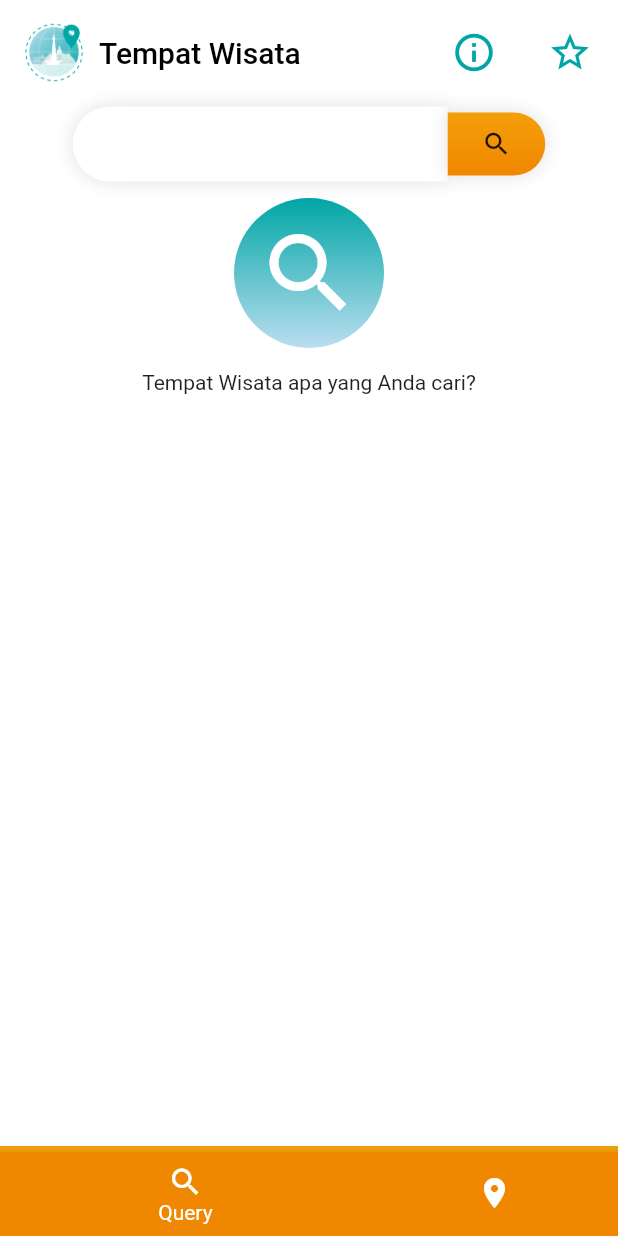
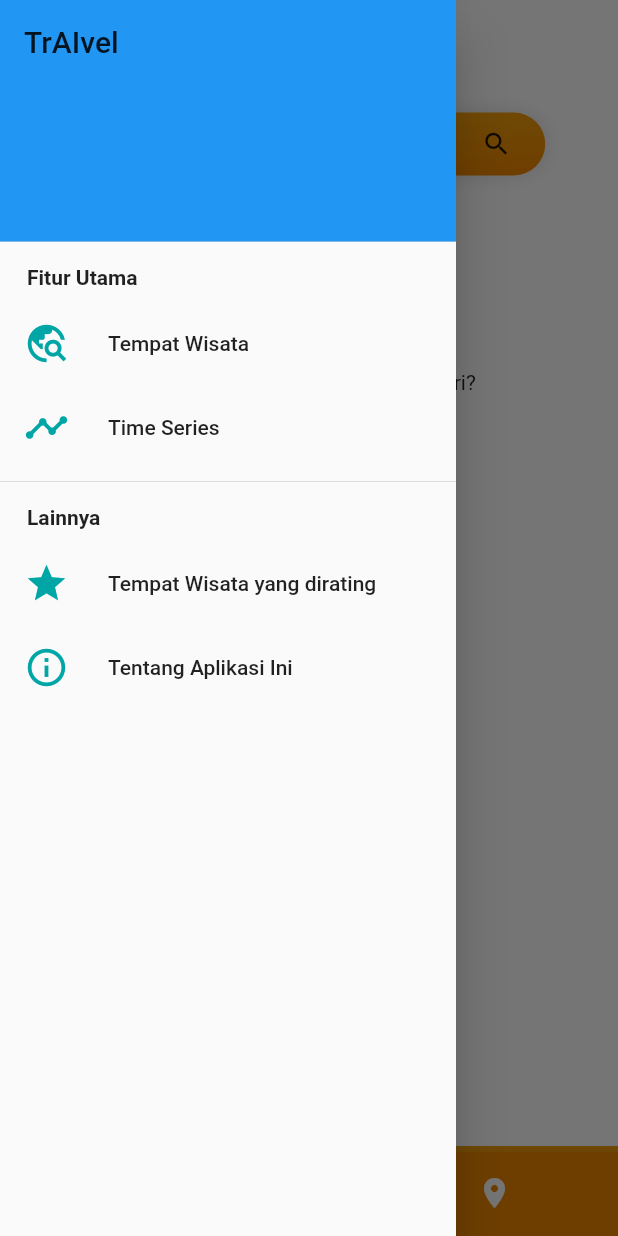
Before and after one commit to MaxZx3000/AI-Compfest-GigaPrime, a Flutter app: the screen it shows after launch, with the side drawer open (before the commit the screen has no drawer), on a phone screen of 412 x 824 dp. Run offline on Flutter 3.47's test engine with Material 2 defaults, Android fonts, the phone set to English and light mode, and no system bars; our stand-ins replace charts_flutter, fluttertoast, geolocator, google_fonts, hive, sliding_up_panel; missing offline and left inert: geolocator_android, gradient_progress_indicator; accounts and stored records are empty; project files that could hold a hidden picture were left out.

Commit message:
Added Widgets for Displaying Time Series

```diff
--- /dev/null
+++ b/aplikasi/lib/classes/city.dart
@@ -0,0 +1,15 @@
+enum CityKey {
+ JAKARTA,
+}
+
+class City{
+  String name;
+  String logoURL;
+  CityKey cityKey;
+
+  City({
+    required this.name,
+    required this.logoURL,
+    required this.cityKey
+  });
+}
--- /dev/null
+++ b/aplikasi/lib/classes/time_series.dart
@@ -0,0 +1,20 @@
+class TimeSeries{
+  DateTime date;
+  double value;
+
+  TimeSeries({
+    required this.date,
+    required this.value,
+  });
+
+  double getDateInDouble(){
+    return this.date.millisecondsSinceEpoch.toDouble();
+  }
+
+  factory TimeSeries.setFromJSON(dynamic jsonDatum){
+    return TimeSeries(
+      date: DateTime.parse(jsonDatum["date"]),
+      value: jsonDatum["value"]
+    );
+  }
+}
--- a/aplikasi/lib/globals/route.dart
+++ b/aplikasi/lib/globals/route.dart
@@ -2,8 +2,12 @@ import 'package:travelling_app/pages/about/about_page.dart';
 import 'package:travelling_app/pages/bookmark/bookmark_page.dart';
 import 'package:travelling_app/pages/detail/detail_page.dart';
 import 'package:travelling_app/pages/home/home_page.dart';
+import 'package:travelling_app/pages/home/travelling_place_home_page.dart';
 import 'package:travelling_app/pages/news/news_page.dart';
 import 'package:travelling_app/pages/splash_screen_page.dart';
+import 'package:travelling_app/pages/home/timeseries_countries_list_page.dart';
+import 'package:travelling_app/pages/timeseries/detail/timeseries_detail_page.dart';
+import 'package:travelling_app/pages/timeseries/per_country/timeseries_per_country_page.dart';
 
 const initialRouteName = "/";
 const splashScreenRouteName = "/splash-screen";
@@ -12,12 +16,16 @@ const detailRouteName = "/detail";
 const newsRouteName = "/news";
 const bookmarkRouteName = "/bookmark";
 const aboutRouteName = "/about";
+const timeSeriesPerCountryRouteName = "/time_series_per_country_name";
+const timeSeriesDetailRouteName = "/time_series_detail_page";
 
 var routes = {
   splashScreenRouteName: (context) => const SplashScreenPage(),
-  homeRouteName: (context) => HomePage(),
+  homeRouteName: (context) => const HomePage(),
   detailRouteName: (context) => DetailPage(),
   newsRouteName: (context) => const NewsPage(),
   bookmarkRouteName: (context) => const BookmarkPage(),
   aboutRouteName: (context) => const AboutPage(),
+  timeSeriesPerCountryRouteName: (context) => const TimeSeriesPerCountryPage(),
+  timeSeriesDetailRouteName: (context) => const TimeSeriesDetailPage(),
 };
--- a/aplikasi/lib/pages/bookmark/bookmark_page.dart
+++ b/aplikasi/lib/pages/bookmark/bookmark_page.dart
@@ -7,6 +7,7 @@ import 'package:travelling_app/pages/bookmark/recommendations_colab_widget.dart'
 import 'package:travelling_app/templates/backable_app_bar.dart';
 import 'package:travelling_app/templates/horizontal_item_view.dart';
 import 'package:travelling_app/templates/information_widget.dart';
+import 'package:travelling_app/templates/rating_widget.dart';
 
 import '../../utils/context.dart';
 
@@ -56,7 +57,9 @@ class _BookmarkState extends State<BookmarkPage>{
             child: HorizontalItemWidget(
               titleText: bookmarkedTravellingPlace.travellingPlace.placeName,
               subtitleText: bookmarkedTravellingPlace.travellingPlace.city,
-              rating: bookmarkedTravellingPlace.rating.toString(),
+              additionalWidget: RatingWidget(
+                rating: bookmarkedTravellingPlace.rating.toString(),
+              ),
               height: 125,
               onClickCard: (){
                 Navigator.pushNamed(
--- a/aplikasi/lib/pages/home/home_page.dart
+++ b/aplikasi/lib/pages/home/home_page.dart
@@ -1,139 +1,157 @@
+import 'package:flutter/cupertino.dart';
 import 'package:flutter/material.dart';
 import 'package:travelling_app/globals/asset.dart';
 import 'package:travelling_app/globals/colors.dart';
 import 'package:travelling_app/globals/route.dart';
-import 'package:travelling_app/pages/home/location/home_page_location.dart';
-import 'package:travelling_app/pages/home/location/travelling_place_result_widget_location.dart';
-import 'package:travelling_app/pages/home/query/home_page_query.dart';
-import 'package:travelling_app/pages/home/query/travelling_place_result_widget_query.dart';
+import 'package:travelling_app/pages/home/timeseries_countries_list_page.dart';
+import 'package:travelling_app/pages/home/travelling_place_home_page.dart';
 
 class HomePage extends StatefulWidget{
-
-  int selectedPageIndex = 0;
+  const HomePage({Key? key}) : super(key: key);
 
   @override
-  State<StatefulWidget> createState() {
-    return _HomePageState();
-  }
+  State<StatefulWidget> createState() => _HomePage();
+
 }
 
-class _HomePageState extends State<HomePage>{
+class _HomePage extends State<HomePage>{
 
   late Widget currentPage;
 
-  List<Widget> widgetTabPage = [
-    const HomeQueryPage(),
-    const HomeLocationPage(),
-  ];
+  Widget _getListTileDrawer(
+      Function onTap,
+      String title,
+      IconData iconData,
+    ){
+    return ListTile(
+      onTap: (){
+        onTap();
+      },
+      title: Text(title),
+      leading: Icon(
+        iconData,
+        color: Color(colors["dark_green"] as int),
+        size: 30,
+      ),
+    );
+  }
 
-  List<Tooltip> _getTooltipWidget(BuildContext context){
-    return [
-      Tooltip(
-        message: "Tentang Aplikasi Ini",
-        child: TextButton(
-          onPressed: (){
-            Navigator.pushNamed(
+  Widget _getHeaderTextDrawer(
+    String headerText,
+  ){
+    return Padding(
+      padding: const EdgeInsets.only(
+        top: 8.0,
+        bottom: 8.0,
+        left: 18.0,
+        right: 18.0,
+      ),
+      child: Text(
+        headerText,
+        style: const TextStyle(
+          fontWeight: FontWeight.bold,
+        ),
+      ),
+    );
+  }
+
+  Drawer _getDrawerWidget(BuildContext context){
+    return Drawer(
+      child: ListView(
+        padding: EdgeInsets.zero,
+        children: [
+          const DrawerHeader(
+            decoration: BoxDecoration(
+              color: Colors.blue,
+            ),
+            child: Text(
+              'TrAIvel',
+              style: TextStyle(
+                fontSize: 20,
+              ),
+            ),
+          ),
+          _getHeaderTextDrawer(
+            "Fitur Utama"
+          ),
+          _getListTileDrawer(
+            (){
+              setState(() {
+                currentPage = TravellingPlaceHomePage();
+              });
+            },
+            "Tempat Wisata",
+            Icons.travel_explore
+          ),
+          _getListTileDrawer(
+            (){
+              setState(() {
+                currentPage = const TimeSeriesCountriesPage();
+              });
+            },
+            "Time Series",
+            Icons.timeline
+          ),
+          const Divider(),
+          _getHeaderTextDrawer(
+            "Lainnya"
+          ),
+          _getListTileDrawer(
+            (){
+              Navigator.pushNamed(
+                context,
+                bookmarkRouteName
+              );
+            },
+            "Tempat Wisata yang dirating",
+            Icons.star
+          ),
+          _getListTileDrawer(
+            (){
+              Navigator.pushNamed(
                 context,
                 aboutRouteName
-            );
-          },
-          child: Icon(
-            Icons.info_outline,
-            color: Color(colors["dark_green"] as int),
-            size: 30,
+              );
+            },
+            "Tentang Aplikasi Ini",
+            Icons.info_outline
           ),
-        ),
+        ],
       ),
-      Tooltip(
-        message: "Tempat wisata yang\ntelah dirating",
-        child: TextButton(
-          onPressed: () {
-            Navigator.pushNamed(
-              context,
-              bookmarkRouteName,
-            );
-          },
-          child: Icon(
-            Icons.star_border,
-            size: 30,
-            color: Color(colors["dark_green"] as int),
-          ),
-        ),
-      )
-    ];
+    );
   }
 
   @override
   void initState() {
     super.initState();
-    currentPage = widgetTabPage[widget.selectedPageIndex];
-  }
-
-  void onItemTapped(int index){
-    setState(() {
-      widget.selectedPageIndex = index;
-      currentPage = widgetTabPage[widget.selectedPageIndex];
-    });
+    currentPage = TravellingPlaceHomePage();
   }
 
   @override
   Widget build(BuildContext context) {
     return Scaffold(
+      drawer: _getDrawerWidget(context),
       appBar: AppBar(
         backgroundColor: Colors.transparent,
         elevation: 0,
+        iconTheme: const IconThemeData(
+          color: Colors.black
+        ),
         toolbarHeight: 70,
-        actions: _getTooltipWidget(context),
         title: Row(
+          mainAxisAlignment: MainAxisAlignment.center,
           children: [
             Image.asset(
               assets["app_logo"] as String,
               height: 40,
             ),
-            SizedBox(
+            const SizedBox(
               width: 10,
-            ),
-            Text(
-              "Tempat Wisata",
-              style: TextStyle(
-                fontSize: 20,
-                color: Colors.black
-              ),
             ),
           ],
         ),
       ),
       body: currentPage,
-      bottomNavigationBar: Container(
-        decoration: BoxDecoration(
-            border: Border(
-                top: BorderSide(width: 4, color: Color(colors["orange"] as int))),
-          gradient: LinearGradient(
-            colors: [
-              Color(colors['light_blue'] as int),
-              Color(colors['dark_green'] as int)
-            ]
-          )
-        ),
-        child: BottomNavigationBar(
-          type: BottomNavigationBarType.shifting,
-          items: <BottomNavigationBarItem>[
-            BottomNavigationBarItem(
-              icon: const Icon(Icons.search),
-              label: 'Query',
-              backgroundColor: Color(colors['dark_orange'] as int),
-            ),
-            BottomNavigationBarItem(
-              icon: const Icon(Icons.location_on),
-              label: 'Location',
-              backgroundColor: Color(colors['dark_orange'] as int),
-            ),
-          ],
-          currentIndex: widget.selectedPageIndex,
-          selectedItemColor: Colors.white,
-          onTap: onItemTapped,
-        ),
-      ),
     );
   }
 }
--- a/aplikasi/lib/pages/home/location/travelling_place_result_widget_location.dart
+++ b/aplikasi/lib/pages/home/location/travelling_place_result_widget_location.dart
@@ -5,6 +5,7 @@ import 'package:travelling_app/globals/route.dart';
 import 'package:travelling_app/templates/circular_loading_element.dart';
 import 'package:travelling_app/templates/horizontal_item_view.dart';
 import 'package:travelling_app/templates/information_widget.dart';
+import 'package:travelling_app/templates/rating_widget.dart';
 import 'package:travelling_app/utils/context.dart';
 
 class TravellingPlacesWidgetLocation extends StatefulWidget{
@@ -88,7 +89,9 @@ class _TravellingPlaceState extends State<TravellingPlacesWidgetLocation>{
               child: HorizontalItemWidget(
                 titleText: travellingPlaces[index].placeName,
                 subtitleText: travellingPlaces[index].city,
-                rating: travellingPlaces[index].getRating(),
+                additionalWidget: RatingWidget(
+                  rating: travellingPlaces[index].getRating(),
+                ),
                 height: 125,
                 onClickCard: (){
                   Navigator.pushNamed(
--- /dev/null
+++ b/aplikasi/lib/pages/home/travelling_place_home_page.dart
@@ -0,0 +1,76 @@
+import 'package:flutter/material.dart';
+import 'package:travelling_app/globals/asset.dart';
+import 'package:travelling_app/globals/colors.dart';
+import 'package:travelling_app/globals/route.dart';
+import 'package:travelling_app/pages/home/location/home_page_location.dart';
+import 'package:travelling_app/pages/home/query/home_page_query.dart';
+
+class TravellingPlaceHomePage extends StatefulWidget{
+
+  int selectedPageIndex = 0;
+
+  @override
+  State<StatefulWidget> createState() {
+    return _TravellingPlaceHomePageState();
+  }
+}
+
+class _TravellingPlaceHomePageState extends State<TravellingPlaceHomePage>{
+
+  late Widget currentPage;
+
+  List<Widget> widgetTabPage = [
+    const HomeQueryPage(),
+    const HomeLocationPage(),
+  ];
+
+  @override
+  void initState() {
+    super.initState();
+    currentPage = widgetTabPage[widget.selectedPageIndex];
+  }
+
+  void onItemTapped(int index){
+    setState(() {
+      widget.selectedPageIndex = index;
+      currentPage = widgetTabPage[widget.selectedPageIndex];
+    });
+  }
+
+  @override
+  Widget build(BuildContext context) {
+    return Scaffold(
+      body: currentPage,
+      bottomNavigationBar: Container(
+        decoration: BoxDecoration(
+            border: Border(
+                top: BorderSide(width: 4, color: Color(colors["orange"] as int))),
+          gradient: LinearGradient(
+            colors: [
+              Color(colors['light_blue'] as int),
+              Color(colors['dark_green'] as int)
+            ]
+          )
+        ),
+        child: BottomNavigationBar(
+          type: BottomNavigationBarType.shifting,
+          items: <BottomNavigationBarItem>[
+            BottomNavigationBarItem(
+              icon: const Icon(Icons.search),
+              label: 'Query',
+              backgroundColor: Color(colors['dark_orange'] as int),
+            ),
+            BottomNavigationBarItem(
+              icon: const Icon(Icons.location_on),
+              label: 'Location',
+              backgroundColor: Color(colors['dark_orange'] as int),
+            ),
+          ],
+          currentIndex: widget.selectedPageIndex,
+          selectedItemColor: Colors.white,
+          onTap: onItemTapped,
+        ),
+      ),
+    );
+  }
+}
```
Also changed, not shown: aplikasi/lib/classes/city_time_series.dart (added, +19 -0 lines), aplikasi/lib/fetch-helpers/data-fetcher.dart (+14 -0 lines), aplikasi/lib/fetch-helpers/http-helpers.dart (+13 -0 lines), aplikasi/lib/local_data_provider/timeseries_data_provider.dart (added, +32 -0 lines), aplikasi/lib/pages/bookmark/recommendations_colab_widget.dart (+5 -2 lines), aplikasi/lib/pages/home/query/travelling_place_result_widget_query.dart (+7 -4 lines), aplikasi/lib/pages/home/timeseries_countries_list_page.dart (added, +44 -0 lines), aplikasi/lib/pages/timeseries/detail/timeseries_detail_page.dart (added, +135 -0 lines), aplikasi/lib/pages/timeseries/per_country/timeseries_per_country_page.dart (added, +105 -0 lines).
